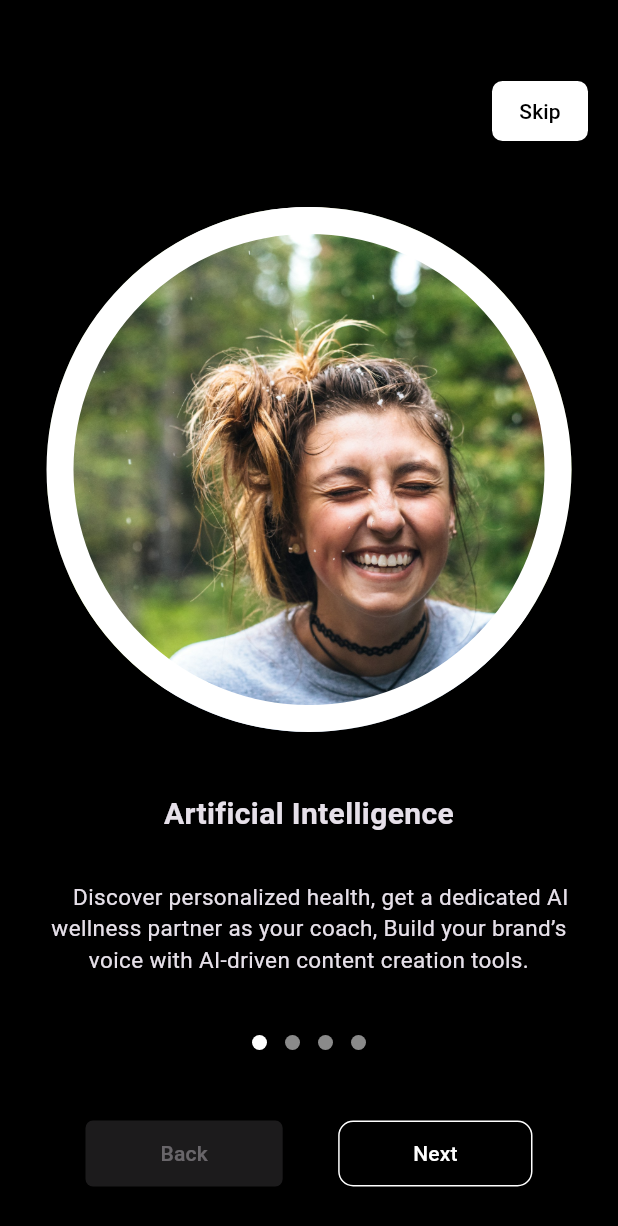
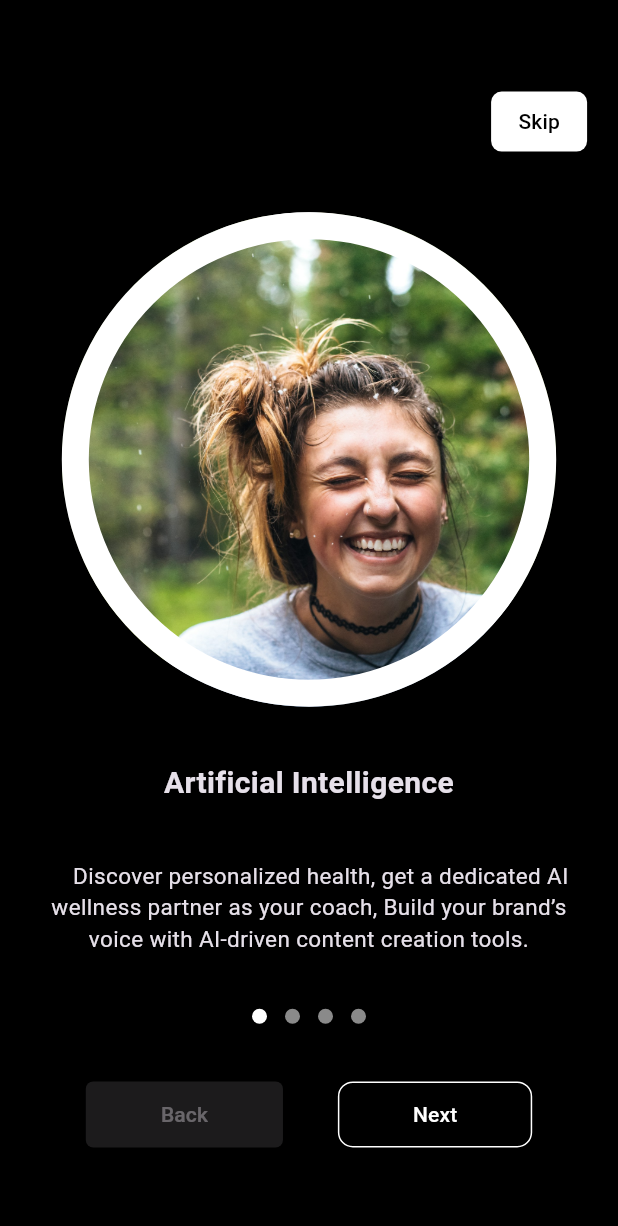
Before and after one commit to Onome15/iyf, a Flutter app: the OnboardingScreen screen opened directly, on a phone screen of 412 x 824 dp. Shown: the top 1226 px of the screen. Run offline on Flutter 3.47's test engine with Material 3 defaults, Android fonts, the phone set to English and light mode, and no system bars; our stand-ins replace shared_preferences; accounts and stored records are empty.

Commit message:
made onboarding page responsive

```diff
--- a/lib/screens/launch/onboarding_screen.dart
+++ b/lib/screens/launch/onboarding_screen.dart
@@ -30,10 +30,15 @@ class OnboardingScreen extends StatelessWidget {
 
   @override
   Widget build(BuildContext context) {
+    final double screenWidth = MediaQuery.of(context).size.width;
+    final double padding = screenWidth * 0.05;
+
+    final double imageSize = screenWidth * 0.8;
     return Scaffold(
       body: Padding(
-        padding: const EdgeInsets.fromLTRB(20, 50, 20, 20),
+        padding: EdgeInsets.all(padding),
         child: Column(
+          mainAxisAlignment: MainAxisAlignment.spaceEvenly,
           children: [
             Align(
               alignment: Alignment.topRight,
@@ -51,26 +56,18 @@ class OnboardingScreen extends StatelessWidget {
                     const Text("Skip", style: TextStyle(color: Colors.black)),
               ),
             ),
-            const SizedBox(height: 40),
-            Center(
-              child: Column(
-                mainAxisAlignment: MainAxisAlignment.center,
-                children: [
             Container(
-                    height: 350, // Larger image size
-                    width: 350,
+              height: imageSize,
+              width: imageSize,
               decoration: BoxDecoration(
-                      border: Border.all(
-                          color: Colors.white, width: 18), // Thicker border
-                      borderRadius:
-                          BorderRadius.circular(175), // Ensures circular shape
+                border: Border.all(color: Colors.white, width: 18),
+                borderRadius: BorderRadius.circular(175),
                 image: DecorationImage(
                   image: AssetImage(imageUrl[pageIndex]),
                   fit: BoxFit.cover,
                 ),
               ),
             ),
-                  const SizedBox(height: 40),
             Text(
               headerText[pageIndex],
               style: const TextStyle(
@@ -79,19 +76,13 @@ class OnboardingScreen extends StatelessWidget {
               ),
               textAlign: TextAlign.center,
             ),
-                  const SizedBox(height: 30),
             Text(
               subText[pageIndex],
               style: const TextStyle(fontSize: 15),
               textAlign: TextAlign.center,
             ),
-                  const SizedBox(height: 40),
             _buildDots(context, pageIndex),
-                  const SizedBox(height: 45),
             _buildNavigationButtons(context, pageIndex),
-                ],
-              ),
-            ),
           ],
         ),
       ),
--- a/lib/screens/launch/splash_screen.dart
+++ b/lib/screens/launch/splash_screen.dart
@@ -43,7 +43,6 @@ class SplashScreenState extends State<SplashScreen> {
               fit: BoxFit.contain, // Ensures the image maintains aspect ratio.
             ),
           ),
-          const SizedBox(height: 20),
           const Align(
             alignment: Alignment.bottomCenter,
             child: Padding(
```
Lines whose indentation alone changed are shown as unchanged.
